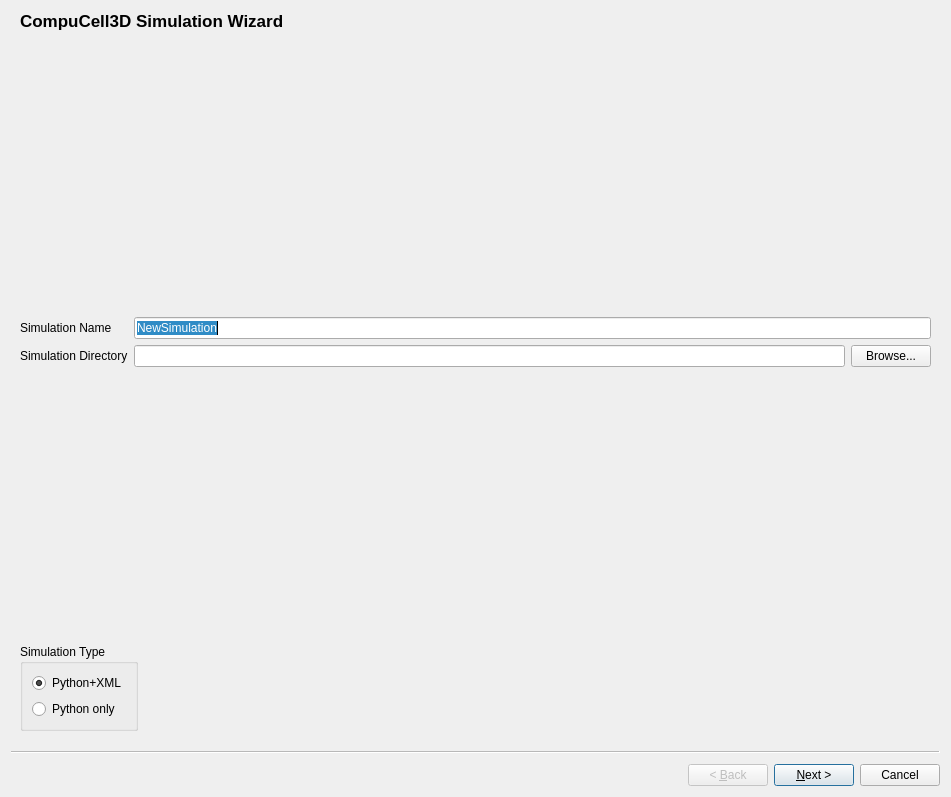
This is cc3d/twedit5/Plugins/CC3DProject/NewSimulationWizard.ui in CompuCell3D/cc3d-twedit5 as Qt 5 draws it before an edit. The edited form follows.
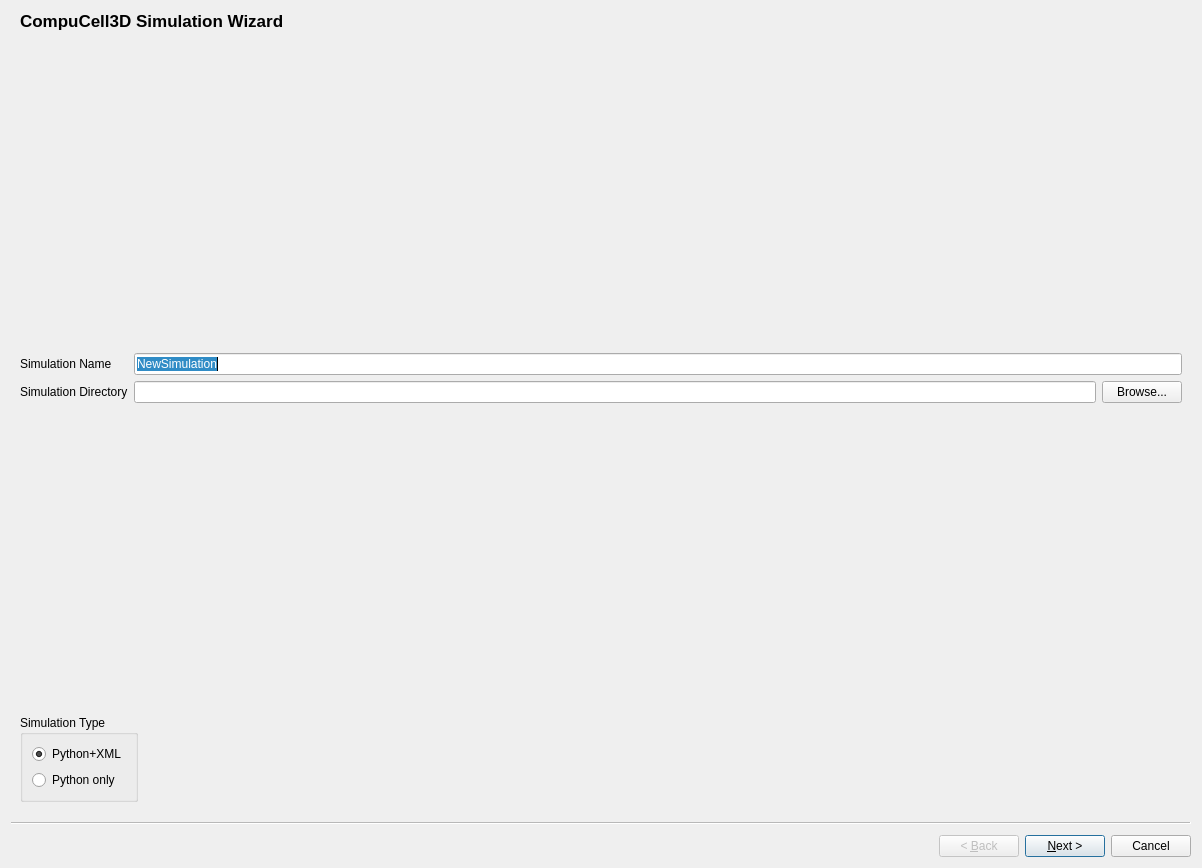
This is the edited form.

Commit message: Fixing the layout for the AdhesionFlex page

Patch:
```diff
--- a/cc3d/twedit5/Plugins/CC3DProject/NewSimulationWizard.ui
+++ b/cc3d/twedit5/Plugins/CC3DProject/NewSimulationWizard.ui
@@ -6,8 +6,8 @@
    <rect>
     <x>0</x>
     <y>0</y>
-    <width>951</width>
-    <height>797</height>
+    <width>1202</width>
+    <height>868</height>
    </rect>
   </property>
   <property name="sizePolicy">
```
Left out of the diff: 158 changed lines with no effect on the pictures. Lines whose indentation alone changed are shown as unchanged. The commit also changes 2 other files.
